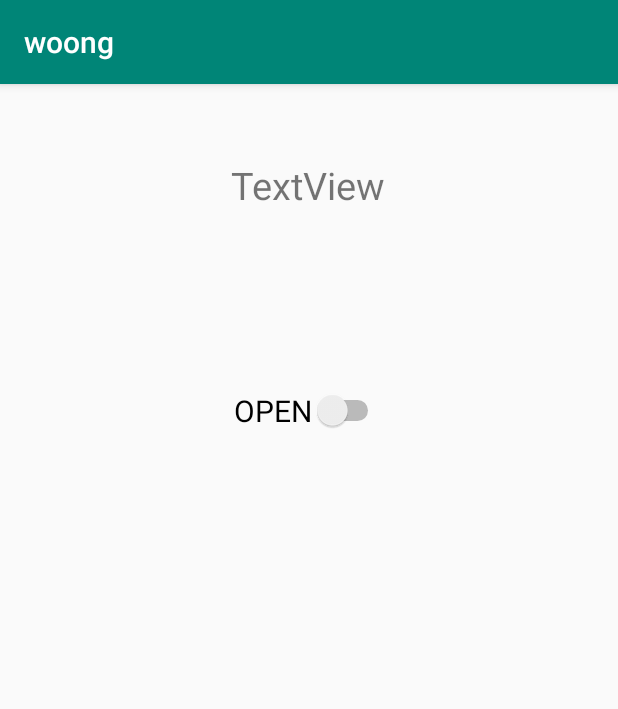
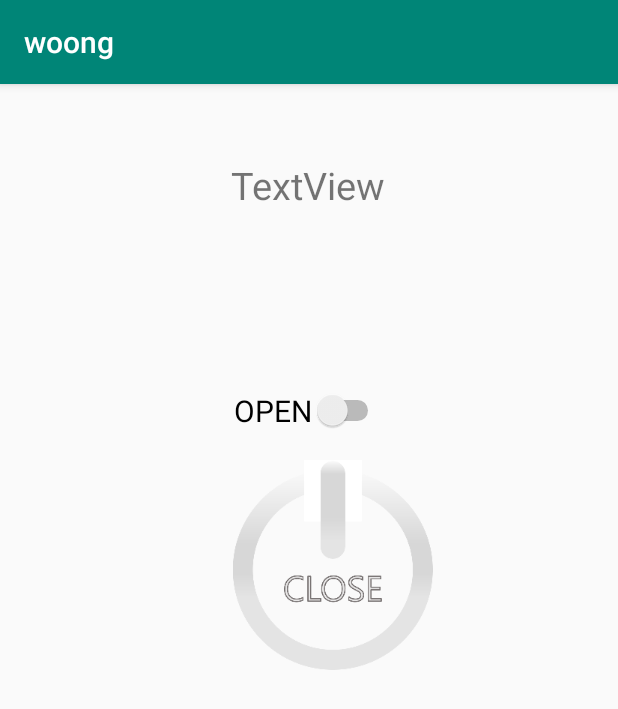
Before and after one commit to juser0719/dankook_app_pro1, an Android app: the OpenActivity screen opened directly, with no data from a screen before it, on a phone screen of 412 x 824 dp. Shown: the top 709 px of the screen. Run offline under Robolectric (Android 15) with nearby library versions, the phone set to English and light mode, and no system bars; our stand-ins replace Firebase (no records; nobody signed in at launch, a user with empty details on screens opened directly).

Commit message:
ON / OFF 스위치 이미지 변환중

```diff
--- a/app/src/main/java/com/example/woong/OpenActivity.java
+++ b/app/src/main/java/com/example/woong/OpenActivity.java
@@ -6,6 +6,7 @@ import androidx.appcompat.app.AppCompatActivity;
 import android.content.Intent;
 import android.os.Bundle;
 import android.util.Log;
+import android.widget.CheckBox;
 import android.widget.CompoundButton;
 import android.widget.Switch;
 import android.widget.TextView;
@@ -27,6 +28,7 @@ public class OpenActivity extends AppCompatActivity {
 
     private Switch open;
     private TextView hi;
+    private CheckBox onoff; //
     String UId;
     private FirebaseAuth auth;
     private FirebaseFirestore db = FirebaseFirestore.getInstance();
@@ -41,6 +43,7 @@ public class OpenActivity extends AppCompatActivity {
         UId = intent.getStringExtra("uid");
         auth = FirebaseAuth.getInstance();
 
+        onoff = findViewById(R.id.bottonOnOff); //
         open = (Switch)findViewById(R.id.switch2);
         hi = (TextView)findViewById(R.id.hello);
 
@@ -70,6 +73,7 @@ public class OpenActivity extends AppCompatActivity {
                     if (document.exists()) {
                         Boolean open_state =(Boolean) document.get("open");
                         open.setChecked(open_state);
+
                         Log.d(TAG, "DocumentSnapshot data: " + document.getData());
                     } else {
                         Log.d(TAG, "No such document");
--- /dev/null
+++ b/app/src/main/res/drawable-xxxhdpi/btn_onoff.xml
@@ -0,0 +1,5 @@
+<?xml version="1.0" encoding="utf-8"?>
+<selector xmlns:android="http://schemas.android.com/apk/res/android">
+    <item android:state_checked="false" android:drawable="@drawable/closepic" />
+    <item android:state_checked="true" android:drawable="@drawable/openpic" />
+</selector>
--- a/app/src/main/res/layout/activity_open.xml
+++ b/app/src/main/res/layout/activity_open.xml
@@ -1,6 +1,8 @@
 <?xml version="1.0" encoding="utf-8"?>
 <LinearLayout xmlns:android="http://schemas.android.com/apk/res/android"
 
+    xmlns:app="http://schemas.android.com/apk/res-auto"
+    xmlns:tools="http://schemas.android.com/tools"
     android:layout_width="match_parent"
     android:layout_height="match_parent"
     android:orientation="vertical"
@@ -29,5 +31,15 @@
         android:text="OPEN"
         android:textSize="20dp" />
 
+    <CheckBox
+        android:id="@+id/bottonOnOff"
+        android:layout_width="604dp"
+        android:layout_height="wrap_content"
+        android:layout_gravity="center"
+        android:background="@android:color/transparent"
+        android:drawableBottom="@drawable/btn_onoff"
+        android:scaleType="fitCenter"
+        android:src="@drawable/btn_onoff" />
+
 
 </LinearLayout>
```
Also changed, not shown: app/src/main/res/drawable-xxxhdpi/closepic.png (added), app/src/main/res/drawable-xxxhdpi/openpic.png (added).
